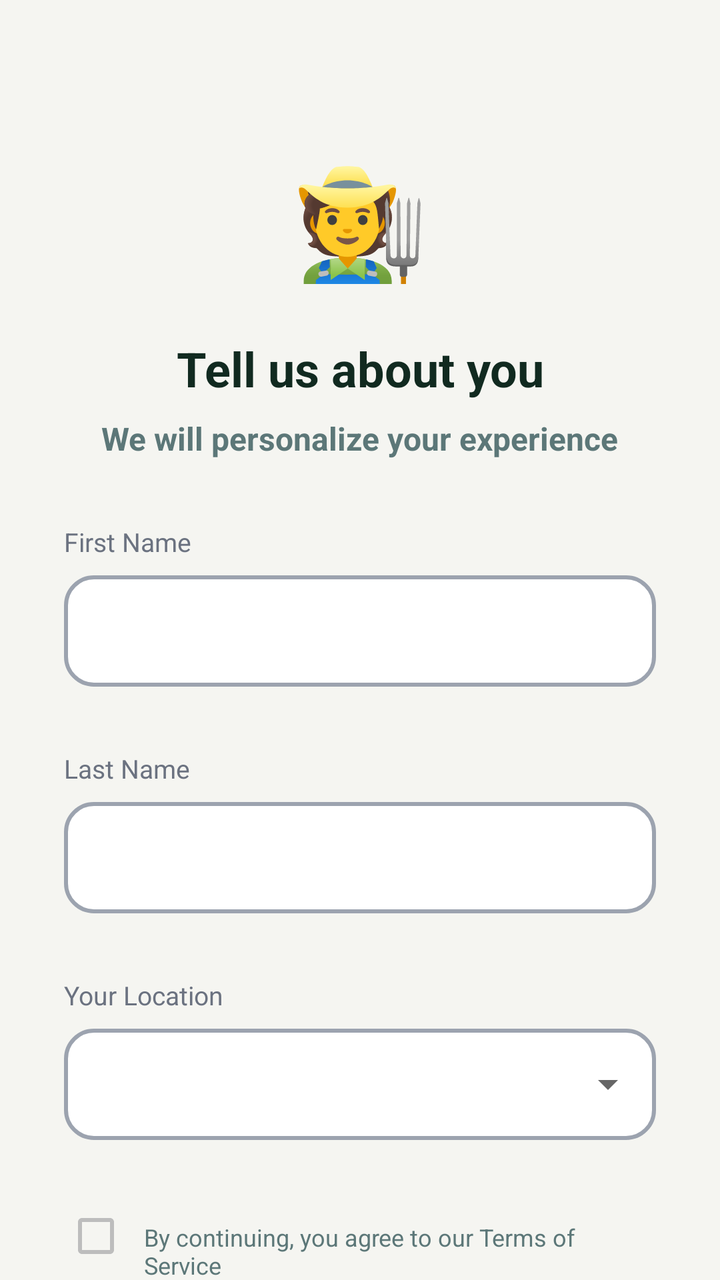
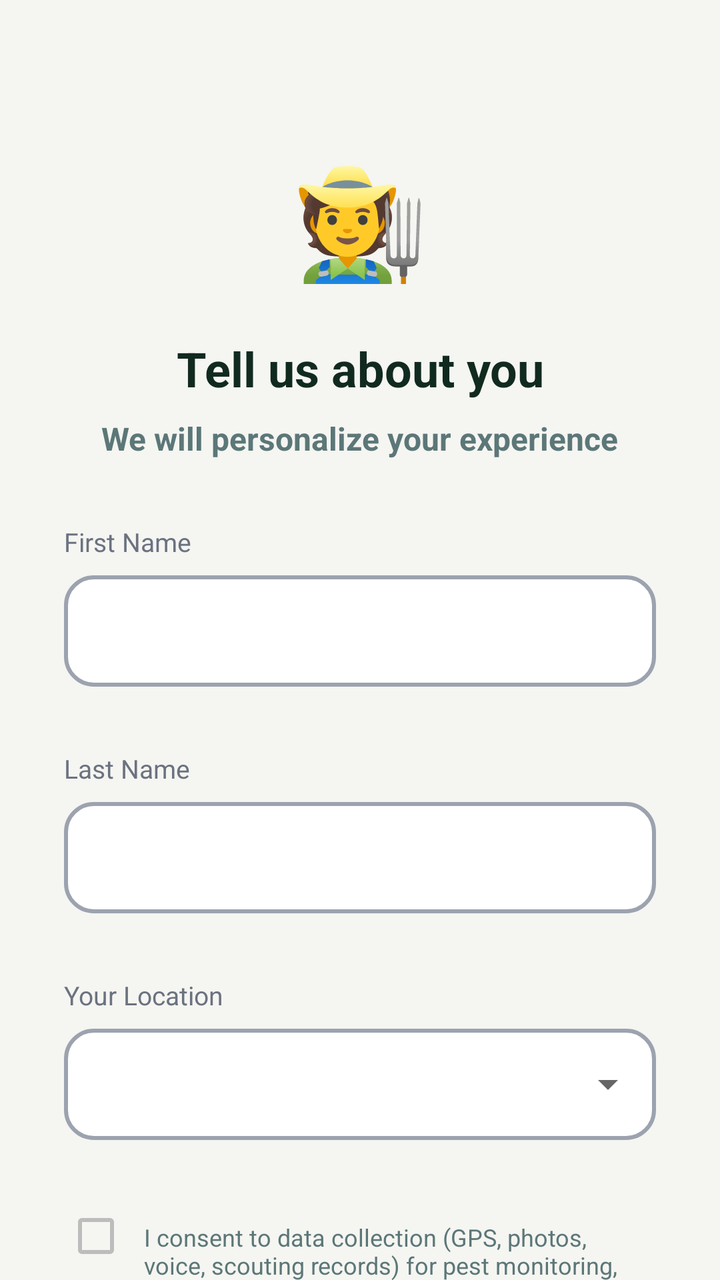

The first picture is an Android layout as it rendered before a commit; the second is the same layout after the commit. The layout source and the unified diff follow.
<!-- AndroidManifest.xml: application theme Theme.Avocado -->
<!-- res/layout/fragment_start_create_account.xml -->
<?xml version="1.0" encoding="utf-8"?>
<androidx.core.widget.NestedScrollView xmlns:android="http://schemas.android.com/apk/res/android"
    xmlns:app="http://schemas.android.com/apk/res-auto"
    android:layout_width="match_parent"
    android:layout_height="match_parent"
    android:fillViewport="true">

    <LinearLayout
        android:orientation="vertical"
        android:layout_width="match_parent"
        android:layout_height="match_parent"
        android:padding="32dp"
        android:background="#F5F5F1">
        <ImageView
            android:id="@+id/fragment_start_create_account_image"
            android:layout_width="64dp"
            android:layout_height="64dp"
            android:src="@drawable/ic_farmer"
            android:layout_gravity="center_horizontal"
            android:layout_marginTop="48dp"
            android:layout_marginBottom="24dp" />
        <TextView
            android:id="@+id/fragment_start_create_account_title_text"
            android:layout_width="wrap_content"
            android:layout_height="wrap_content"
            android:text="@string/tell_us_about_you"
            android:textSize="24sp"
            android:textColor="#112A20"
            android:textAlignment="center"
            android:textStyle="bold"
            android:layout_gravity="center_horizontal"
            android:layout_marginBottom="8dp"/>
        <TextView
            android:id="@+id/fragment_start_create_account_subtitle_text"
            android:layout_width="wrap_content"
            android:layout_height="wrap_content"
            android:text="@string/we_will_personalize_your_experience"
            android:textSize="16sp"
            android:textColor="#5C7778"
            android:textStyle="bold"
            android:textAlignment="center"
            android:layout_gravity="center_horizontal"
            android:layout_marginBottom="32dp"/>
        <LinearLayout
            android:orientation="vertical"
            android:layout_width="match_parent"
            android:layout_height="wrap_content"
            android:layout_gravity="center_horizontal"
            android:layout_marginBottom="64dp">
            <LinearLayout
                android:orientation="vertical"
                android:layout_width="match_parent"
                android:layout_height="wrap_content"
                android:layout_marginBottom="32dp">
                <TextView
                    android:id="@+id/fragment_start_create_account_your_name_text"
                    android:layout_width="wrap_content"
                    android:layout_height="wrap_content"
                    android:text="First Name"
                    android:textSize="13sp"
                    android:textColor="#6B7280"
                    android:layout_marginBottom="8dp"/>
                <com.google.android.material.textfield.TextInputLayout
                    style="@style/Widget.MaterialComponents.TextInputLayout.OutlinedBox"
                    android:layout_width="match_parent"
                    android:layout_height="wrap_content"
                    app:hintEnabled="false"
                    android:background="@null">
                    <com.google.android.material.textfield.TextInputEditText
                        android:id="@+id/fragment_start_create_account_first_name_text_input_edit_text"
                        android:layout_width="match_parent"
                        android:layout_height="wrap_content"
                        android:inputType="text"
                        android:background="@drawable/text_input_background_1"
                        android:textSize="16sp"
                        android:textColor="#1A1A1A"
                        android:textStyle="bold" />
                </com.google.android.material.textfield.TextInputLayout>
            </LinearLayout>
            <LinearLayout
                android:orientation="vertical"
                android:layout_width="match_parent"
                android:layout_height="wrap_content"
                android:layout_marginBottom="32dp">
                <TextView
                    android:id="@+id/fragment_start_create_account_last_name_text"
                    android:layout_width="wrap_content"
                    android:layout_height="wrap_content"
                    android:text="Last Name"
                    android:textSize="13sp"
                    android:textColor="#6B7280"
                    android:layout_marginBottom="8dp"/>
                <com.google.android.material.textfield.TextInputLayout
                    style="@style/Widget.MaterialComponents.TextInputLayout.OutlinedBox"
                    android:layout_width="match_parent"
                    android:layout_height="wrap_content"
                    app:hintEnabled="false"
                    android:background="@null">
                    <com.google.android.material.textfield.TextInputEditText
                        android:id="@+id/fragment_start_create_account_last_name_text_input_edit_text"
                        android:layout_width="match_parent"
                        android:layout_height="wrap_content"
                        android:inputType="text"
                        android:background="@drawable/text_input_background_1"
                        android:textSize="16sp"
                        android:textColor="#1A1A1A"
                        android:textStyle="bold" />
                </com.google.android.material.textfield.TextInputLayout>
            </LinearLayout>
            <LinearLayout
                android:orientation="vertical"
                android:layout_width="match_parent"
                android:layout_height="wrap_content"
                android:layout_marginBottom="32dp">
                <TextView
                    android:id="@+id/fragment_start_create_account_your_location_text"
                    android:layout_width="wrap_content"
                    android:layout_height="wrap_content"
                    android:text="@string/your_location"
                    android:textSize="13sp"
                    android:textColor="#6B7280"
                    android:layout_marginBottom="8dp"/>
                <com.google.android.material.textfield.TextInputLayout
                    style="@style/Widget.MaterialComponents.TextInputLayout.OutlinedBox.ExposedDropdownMenu"
                    android:layout_width="match_parent"
                    android:layout_height="wrap_content"
                    app:hintEnabled="false"
                    android:background="@null">
                    <AutoCompleteTextView
                        android:id="@+id/fragment_start_create_account_your_location_auto_complete_text_view"
                        android:layout_width="match_parent"
                        android:layout_height="wrap_content"
                        android:inputType="text"
                        android:background="@drawable/text_input_background_1"
                        android:textSize="16sp"
                        android:textColor="#1A1A1A"
                        android:textStyle="bold" />
                </com.google.android.material.textfield.TextInputLayout>
            </LinearLayout>
            <LinearLayout
                android:visibility="gone"
                android:orientation="vertical"
                android:layout_width="match_parent"
                android:layout_height="wrap_content"
                android:layout_marginBottom="32dp">
                <TextView
                    android:id="@+id/fragment_start_create_account_password_text"
                    android:layout_width="wrap_content"
                    android:layout_height="wrap_content"
                    android:text="Password"
                    android:textSize="13sp"
                    android:textColor="#6B7280"
                    android:layout_marginBottom="8dp"/>
                <com.google.android.material.textfield.TextInputLayout
                    style="@style/Widget.MaterialComponents.TextInputLayout.OutlinedBox"
                    android:layout_width="match_parent"
                    android:layout_height="wrap_content"
                    app:hintEnabled="false"
                    android:background="@null"
                    app:passwordToggleEnabled="true">
                    <com.google.android.material.textfield.TextInputEditText
                        android:id="@+id/fragment_start_create_account_password_text_input_edit_text"
                        android:layout_width="match_parent"
                        android:layout_height="wrap_content"
                        android:inputType="textPassword"
                        android:background="@drawable/text_input_background_1"
                        android:textSize="16sp"
                        android:textColor="#1A1A1A"
                        android:textStyle="bold" />
                </com.google.android.material.textfield.TextInputLayout>
            </LinearLayout>
            <LinearLayout
                android:orientation="horizontal"
                android:layout_width="match_parent"
                android:layout_height="wrap_content">
                <CheckBox
                    android:id="@+id/fragment_start_create_account_terms_of_service_check_box"
                    android:layout_width="wrap_content"
                    android:layout_height="wrap_content"
                    android:layout_marginEnd="8dp"
                    android:minWidth="0dp"
                    android:minHeight="0dp"
                    app:buttonTint="@color/check_box_color_1"/>
                <TextView
                    android:id="@+id/fragment_start_create_account_by_continuing_you_agree_to_our_terms_of_service_text"
                    android:layout_width="wrap_content"
                    android:layout_height="wrap_content"
                    android:text="@string/by_continuing_you_agree_to_our_terms_of_service"
                    android:textSize="12sp"
                    android:textColor="#5C7778"
                    android:layout_marginBottom="32dp"/>
            </LinearLayout>
            <Button
                android:id="@+id/fragment_start_create_account_continue_button"
                style="@style/Widget.MaterialComponents.Button.OutlinedButton"
                android:layout_width="match_parent"
                android:layout_height="wrap_content"
                android:layout_marginBottom="12dp"
                android:padding="12dp"
                app:backgroundTint="@null"
                android:background="@drawable/button_background_3"
                android:foreground="@drawable/custom_ripple_1"
                android:text="@string/continue_"
                android:textSize="18sp"
                android:textColor="@color/white"
                android:textAllCaps="false"
                app:icon="@drawable/ic_arrow_right"
                app:iconGravity="textEnd"
                app:iconTint="@color/white" />
        </LinearLayout>
        <LinearLayout
            android:id="@+id/fragment_start_create_account_i_have_an_account_layout"
            android:orientation="vertical"
            android:layout_width="match_parent"
            android:layout_height="match_parent"
            android:layout_gravity="center_horizontal"
            android:gravity="bottom">
            <TextView
                android:id="@+id/fragment_start_create_account_i_have_an_account_text"
                android:layout_width="match_parent"
                android:layout_height="wrap_content"
                android:layout_marginBottom="16dp"
                android:text="@string/i_have_an_account"
                android:textSize="14sp"
                android:textColor="#5C7778"
                android:textAllCaps="true"
                android:textStyle="bold"
                android:gravity="center_horizontal|top" />
            <Button
                android:id="@+id/fragment_start_create_account_login_button"
                style="@style/Widget.MaterialComponents.Button.OutlinedButton"
                android:layout_width="match_parent"
                android:layout_height="wrap_content"
                android:layout_marginBottom="14dp"
                android:padding="12dp"
                app:backgroundTint="@null"
                android:background="@drawable/button_background_1"
                android:foreground="@drawable/custom_ripple_1"
                android:text="@string/log_in"
                android:textSize="18sp"
                android:textColor="#1A3F30"
                android:textAllCaps="false"/>
        </LinearLayout>
    </LinearLayout>

</androidx.core.widget.NestedScrollView>
<!-- resources referenced by this layout -->
<resources>
  <color name="white">#FFFFFFFF</color>
  <!-- drawable button_background_1 (drawable) -->
  <?xml version="1.0" encoding="utf-8"?>
  <shape xmlns:android="http://schemas.android.com/apk/res/android">
  
      <solid
          android:color="#C3E4D2" />
      <stroke
          android:width="3dp"
          android:color="#1A3F30" />
      <corners
          android:radius="16dp" />
  
  </shape>
  <!-- drawable button_background_3 (drawable) -->
  <?xml version="1.0" encoding="utf-8"?>
  <shape xmlns:android="http://schemas.android.com/apk/res/android">
  
      <solid
          android:color="#2E6A4F" />
      <stroke
          android:width="2dp"
          android:color="#2E6A4F" />
      <corners
          android:radius="16dp" />
  
  </shape>
  <!-- drawable custom_ripple_1 (drawable) -->
  <?xml version="1.0" encoding="utf-8"?>
  <ripple xmlns:android="http://schemas.android.com/apk/res/android"
      android:color="?android:attr/colorControlHighlight"> 
  
      
      <item android:id="@android:id/mask">
          
          <shape android:shape="rectangle">
              <corners android:radius="16dp" />
              <solid android:color="@android:color/white" />
          </shape>
      </item>
  
  </ripple>
  <!-- drawable ic_arrow_right (drawable) -->
  <vector xmlns:android="http://schemas.android.com/apk/res/android"
      android:width="24dp"
      android:height="24dp"
      android:viewportWidth="24"
      android:viewportHeight="24">
    <path
        android:pathData="M5,12H19M19,12L12,5M19,12L12,19"
        android:strokeLineJoin="round"
        android:strokeWidth="2"
        android:fillColor="#00000000"
        android:strokeColor="#ffffff"
        android:strokeLineCap="round"/>
  </vector>
  <!-- drawable ic_farmer: vector/xml drawable (drawable, 15187 chars, omitted) -->
  <!-- drawable text_input_background_1 (drawable) -->
  <?xml version="1.0" encoding="utf-8"?>
  <shape xmlns:android="http://schemas.android.com/apk/res/android">
  
      <solid
          android:color="@color/text_input_color_2"/>
      <stroke
          android:width="2dp"
          android:color="@color/text_input_color_1"/>
      <corners
          android:radius="14dp"/>
  
  </shape>
  <string name="by_continuing_you_agree_to_our_terms_of_service">By continuing, you agree to our Terms of Service</string>
  <string name="continue_">Continue</string>
  <string name="i_have_an_account">I HAVE AN ACCOUNT</string>
  <string name="log_in">Log In</string>
  <string name="tell_us_about_you">Tell us about you</string>
  <string name="we_will_personalize_your_experience">We will personalize your experience</string>
  <string name="your_location">Your Location</string>
  <style name="Theme.Avocado" parent="Theme.MaterialComponents.DayNight.NoActionBar">
          
          <item name="colorPrimary">@color/primary</item>
          <item name="colorPrimaryVariant">@color/primary_variant</item>
          <item name="colorOnPrimary">@color/on_primary</item>
          
          <item name="colorSecondary">@color/secondary</item>
          <item name="colorSecondaryVariant">@color/secondary_variant</item>
          <item name="colorOnSecondary">@color/on_secondary</item>
          
          <item name="android:statusBarColor">?attr/colorPrimaryVariant</item>
          
      </style>
  <color name="primary">#FF1A1A1A</color>
  <color name="primary_variant">#FF000000</color>
  <color name="on_primary">#FFFFFFFF</color>
  <color name="secondary">#FF9E9E9E</color>
  <color name="secondary_variant">#FF707070</color>
  <color name="on_secondary">#FF000000</color>
</resources>

<!-- the commit's change to res/layout/fragment_start_create_account.xml (unified diff, before → after) -->
@@ -182,10 +182,10 @@
                     android:minHeight="0dp"
                     app:buttonTint="@color/check_box_color_1"/>
                 <TextView
-                    android:id="@+id/fragment_start_create_account_by_continuing_you_agree_to_our_terms_of_service_text"
-                    android:layout_width="wrap_content"
-                    android:layout_height="wrap_content"
-                    android:text="@string/by_continuing_you_agree_to_our_terms_of_service"
+                    android:id="@+id/fragment_start_create_account_terms_of_service_text"
+                    android:layout_width="wrap_content"
+                    android:layout_height="wrap_content"
+                    android:text="@string/terms_of_service"
                     android:textSize="12sp"
                     android:textColor="#5C7778"
                     android:layout_marginBottom="32dp"/>
<!-- resource entries referenced after the edit -->
@@ -70,11 +70,16 @@
           android:radius="14dp"/>
   
   </shape>
-  <string name="by_continuing_you_agree_to_our_terms_of_service">By continuing, you agree to our Terms of Service</string>
   <string name="continue_">Continue</string>
   <string name="i_have_an_account">I HAVE AN ACCOUNT</string>
   <string name="log_in">Log In</string>
   <string name="tell_us_about_you">Tell us about you</string>
+  <string name="terms_of_service">
+      I consent to data collection (GPS, photos, voice, scouting records) for pest monitoring, advisory services, and compliance reporting as explained in the
+      <a href="https://avoguard.co.ke/privacy-policy">
+          <font color="#2D6A4F"><b><u>Privacy Policy</u></b></font>
+      </a>
+      </string>
   <string name="we_will_personalize_your_experience">We will personalize your experience</string>
   <string name="your_location">Your Location</string>
   <style name="Theme.Avocado" parent="Theme.MaterialComponents.DayNight.NoActionBar">
